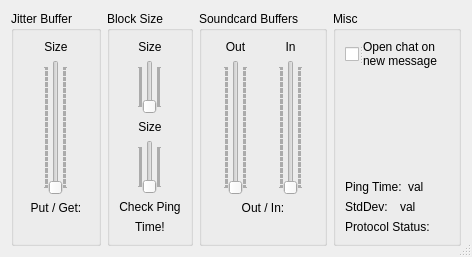
First picture: the form in src/clientsettingsdlgbase.ui, repository jamulussoftware/jamulus, before the edit.
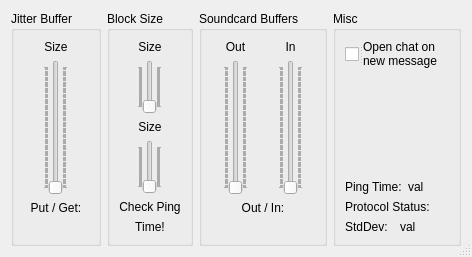
Second picture: the form after the edit. Icons and pictures are not drawn. Custom widgets are drawn as their Qt base class.

Diff of the .ui file:
```diff
--- a/src/clientsettingsdlgbase.ui
+++ b/src/clientsettingsdlgbase.ui
@@ -751,7 +751,7 @@
         <property name="sizeHint" >
          <size>
           <width>98</width>
-          <height>51</height>
+          <height>21</height>
          </size>
         </property>
        </spacer>
@@ -802,45 +802,6 @@
         </item>
        </layout>
       </item>
-      <item>
-       <layout class="QHBoxLayout" >
-        <property name="spacing" >
-         <number>6</number>
-        </property>
-        <property name="leftMargin" >
-         <number>0</number>
-        </property>
-        <property name="topMargin" >
-         <number>0</number>
-        </property>
-        <property name="rightMargin" >
-         <number>0</number>
-        </property>
-        <property name="bottomMargin" >
-         <number>0</number>
-        </property>
-        <item>
-         <widget class="QLabel" name="TextLabelStdDevTimerLabel" >
-          <property name="text" >
-           <string>StdDev:</string>
-          </property>
-          <property name="wordWrap" >
-           <bool>false</bool>
-          </property>
-         </widget>
-        </item>
-        <item>
-         <widget class="QLabel" name="TextLabelStdDevTimer" >
-          <property name="text" >
-           <string>val</string>
-          </property>
-          <property name="wordWrap" >
-           <bool>false</bool>
-          </property>
-         </widget>
-        </item>
-       </layout>
-      </item>
       <item>
        <layout class="QHBoxLayout" >
         <property name="spacing" >
@@ -892,6 +853,45 @@
         </item>
        </layout>
       </item>
+      <item>
+       <layout class="QHBoxLayout" >
+        <property name="spacing" >
+         <number>6</number>
+        </property>
+        <property name="leftMargin" >
+         <number>0</number>
+        </property>
+        <property name="topMargin" >
+         <number>0</number>
+        </property>
+        <property name="rightMargin" >
+         <number>0</number>
+        </property>
+        <property name="bottomMargin" >
+         <number>0</number>
+        </property>
+        <item>
+         <widget class="QLabel" name="TextLabelStdDevTimerLabel" >
+          <property name="text" >
+           <string>StdDev:</string>
+          </property>
+          <property name="wordWrap" >
+           <bool>false</bool>
+          </property>
+         </widget>
+        </item>
+        <item>
+         <widget class="QLabel" name="TextLabelStdDevTimer" >
+          <property name="text" >
+           <string>val</string>
+          </property>
+          <property name="wordWrap" >
+           <bool>false</bool>
+          </property>
+         </widget>
+        </item>
+       </layout>
+      </item>
      </layout>
     </widget>
    </item>
```
